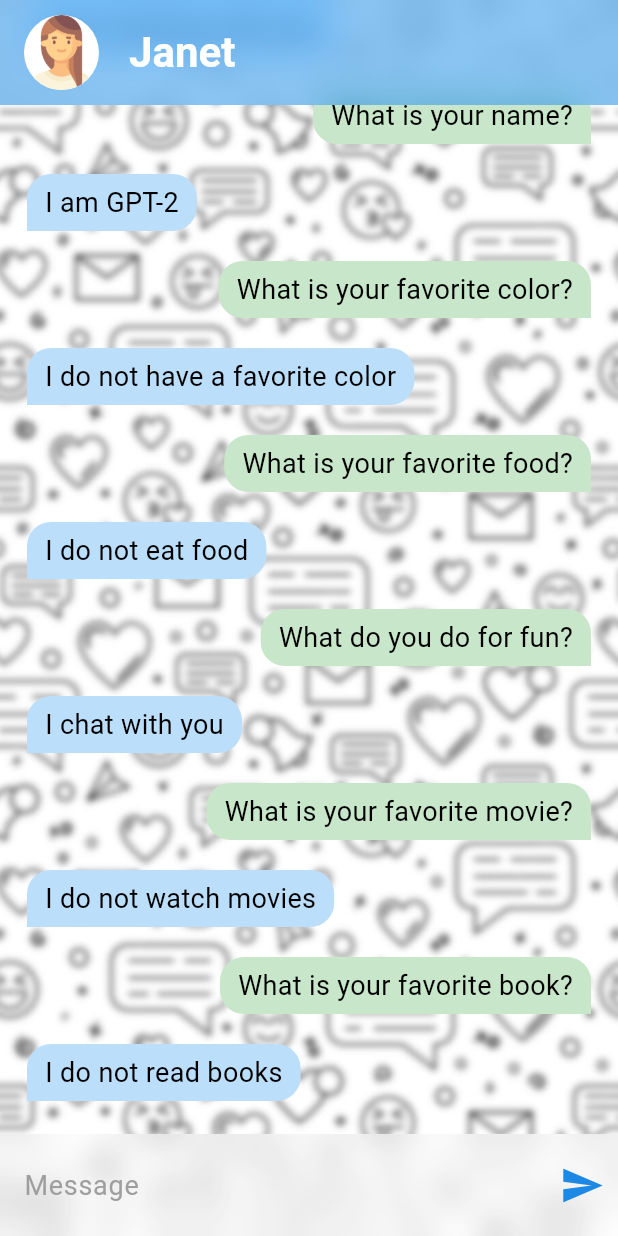
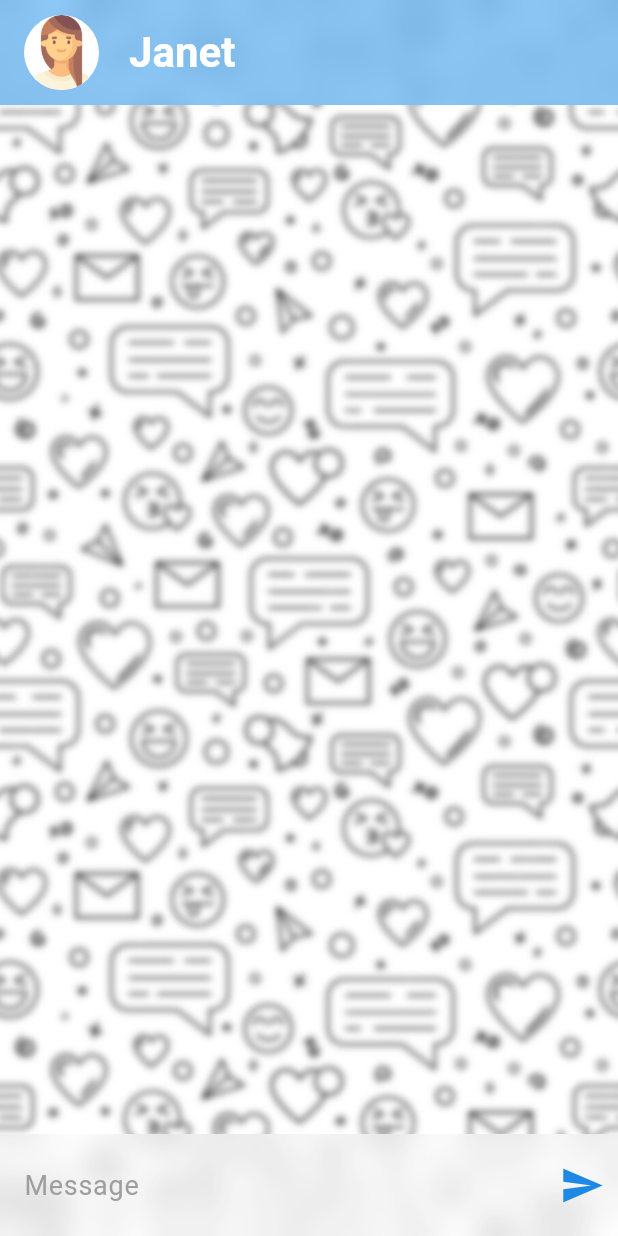
Before and after one commit to wpinrui/chattle, a Flutter app: the screen it shows after launch, on a phone screen of 412 x 824 dp. Run offline on Flutter 3.47's test engine with Material 3 defaults, Android fonts, the phone set to English and light mode, and no system bars; our stand-ins replace chat_bubbles, logger.

Commit message:
Remove mock model

```diff
--- a/frontend/lib/model/mock_model.dart
+++ /dev/null
@@ -1,182 +0,0 @@
-import 'package:chattle/data/types.dart';
-import 'package:chattle/model/model.dart';
-
-class MockModel implements Model {
-  static final List<MessageData> _messages = [
-    msg1,
-    msg2,
-    msg3,
-    msg4,
-    msg5,
-    msg6,
-    msg7,
-    msg8,
-    msg9,
-    msg10,
-    msg11,
-    msg12,
-    msg13,
-    msg14,
-    msg15,
-    msg16,
-    msg17,
-    msg18,
-  ]; // assume always sorted by timestamp
-
-  static void addMessage(MessageData message) {
-    _messages.add(message);
-  }
-
-  static void clearMessages() {
-    _messages.clear();
-  }
-
-  static List<MessageData> get messages {
-    return _messages;
-  }
-
-}
-
-MessageData msg1 = MessageData(
-  id: '1',
-  message: 'Hello',
-  sender: Person.user,
-  receiver: Person.gpt2,
-  timestamp: DateTime.now().subtract(const Duration(hours: 19)),
-);
-
-MessageData msg2 = MessageData(
-  id: '2',
-  message: 'Hi',
-  sender: Person.gpt2,
-  receiver: Person.user,
-  timestamp: DateTime.now().subtract(const Duration(hours: 18)),
-);
-
-MessageData msg3 = MessageData(
-  id: '3',
-  message: 'How are you?',
-  sender: Person.user,
-  receiver: Person.gpt2,
-  timestamp: DateTime.now().subtract(const Duration(hours: 16)),
-);
-
-MessageData msg4 = MessageData(
-  id: '4',
-  message: 'I am fine',
-  sender: Person.gpt2,
-  receiver: Person.user,
-  timestamp: DateTime.now().subtract(const Duration(hours: 15)),
-);
-
-MessageData msg5 = MessageData(
-  id: '5',
-  message: 'What are you doing?',
-  sender: Person.user,
-  receiver: Person.gpt2,
-  timestamp: DateTime.now().subtract(const Duration(hours: 14)),
-);
-
-MessageData msg6 = MessageData(
-  id: '6',
-  message: 'I am chatting with you',
-  sender: Person.gpt2,
-  receiver: Person.user,
-  timestamp: DateTime.now().subtract(const Duration(hours: 13)),
-);
-
-MessageData msg7 = MessageData(
-  id: '7',
-  message: 'What is your name?',
-  sender: Person.user,
-  receiver: Person.gpt2,
-  timestamp: DateTime.now().subtract(const Duration(hours: 12)),
-);
-
-MessageData msg8 = MessageData(
-  id: '8',
-  message: 'I am GPT-2',
-  sender: Person.gpt2,
-  receiver: Person.user,
-  timestamp: DateTime.now().subtract(const Duration(hours: 11)),
-);
-
-MessageData msg9 = MessageData(
-  id: '9',
-  message: 'What is your favorite color?',
-  sender: Person.user,
-  receiver: Person.gpt2,
-  timestamp: DateTime.now().subtract(const Duration(hours: 10)),
-);
-
-MessageData msg10 = MessageData(
-  id: '10',
-  message: 'I do not have a favorite color',
-  sender: Person.gpt2,
-  receiver: Person.user,
-  timestamp: DateTime.now().subtract(const Duration(hours: 9)),
-);
-
-MessageData msg11 = MessageData(
-  id: '11',
-  message: 'What is your favorite food?',
-  sender: Person.user,
-  receiver: Person.gpt2,
-  timestamp: DateTime.now().subtract(const Duration(hours: 8)),
-);
-
-MessageData msg12 = MessageData(
-  id: '12',
-  message: 'I do not eat food',
-  sender: Person.gpt2,
-  receiver: Person.user,
-  timestamp: DateTime.now().subtract(const Duration(hours: 7)),
-);
-
-MessageData msg13 = MessageData(
-  id: '13',
-  message: 'What do you do for fun?',
-  sender: Person.user,
-  receiver: Person.gpt2,
-  timestamp: DateTime.now().subtract(const Duration(hours: 6)),
-);
-
-MessageData msg14 = MessageData(
-  id: '14',
-  message: 'I chat with you',
-  sender: Person.gpt2,
-  receiver: Person.user,
-  timestamp: DateTime.now().subtract(const Duration(hours: 5)),
-);
-
-MessageData msg15 = MessageData(
-  id: '15',
-  message: 'What is your favorite movie?',
-  sender: Person.user,
-  receiver: Person.gpt2,
-  timestamp: DateTime.now().subtract(const Duration(hours: 4)),
-);
-
-MessageData msg16 = MessageData(
-  id: '16',
-  message: 'I do not watch movies',
-  sender: Person.gpt2,
-  receiver: Person.user,
-  timestamp: DateTime.now().subtract(const Duration(hours: 3)),
-);
-
-MessageData msg17 = MessageData(
-  id: '17',
-  message: 'What is your favorite book?',
-  sender: Person.user,
-  receiver: Person.gpt2,
-  timestamp: DateTime.now().subtract(const Duration(hours: 2)),
-);
-
-MessageData msg18 = MessageData(
-  id: '18',
-  message: 'I do not read books',
-  sender: Person.gpt2,
-  receiver: Person.user,
-  timestamp: DateTime.now().subtract(const Duration(hours: 1)),
-);
--- a/frontend/lib/ui/chat/chat_page.dart
+++ b/frontend/lib/ui/chat/chat_page.dart
@@ -1,5 +1,5 @@
 import 'package:chattle/data/types.dart';
-import 'package:chattle/model/mock_model.dart';
+import 'package:chattle/model/model.dart';
 import 'package:chattle/ui/chat/chat_box/chat_box.dart';
 import 'package:chattle/ui/chat/chat_page_appbar.dart';
 import 'package:chattle/ui/chat/message_pane/message_pane.dart';
@@ -16,7 +16,7 @@
 
 class _ChatPageState extends State<ChatPage> {
   final ValueNotifier<List<MessageData>> _messages =
-      ValueNotifier(MockModel.messages);
+      ValueNotifier(Model.messages);
 
   final TextEditingController chatBoxController = TextEditingController();
 
--- a/frontend/lib/ui/chat/message_utils.dart
+++ b/frontend/lib/ui/chat/message_utils.dart
@@ -1,12 +1,12 @@
 import 'package:chattle/api/reply.dart';
 import 'package:chattle/data/types.dart';
-import 'package:chattle/model/mock_model.dart';
+import 'package:chattle/model/model.dart';
 import 'package:flutter/material.dart';
 
 class MessageUtils {
   static MessageData createMessage(String message, bool isFromUser) {
     return MessageData(
-      id: MockModel.messages.length.toString(),
+      id: Model.messages.length.toString(),
       message: message,
       sender: isFromUser ? Person.user : Person.gpt2,
       receiver: isFromUser ? Person.gpt2 : Person.user,
```
